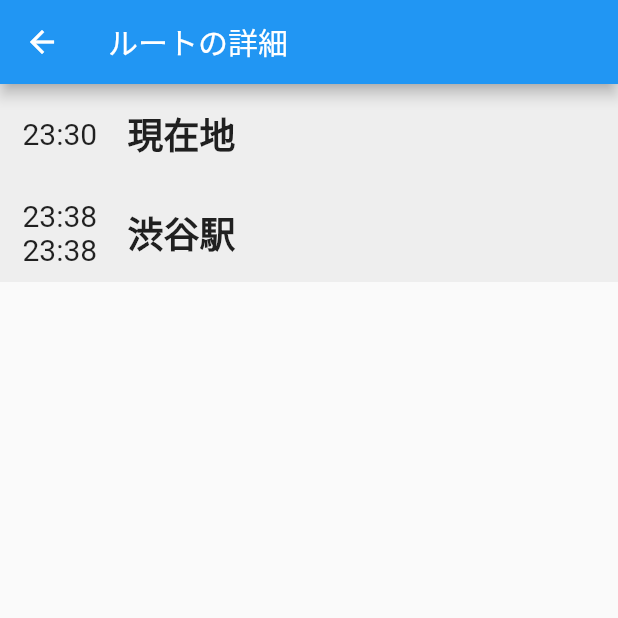
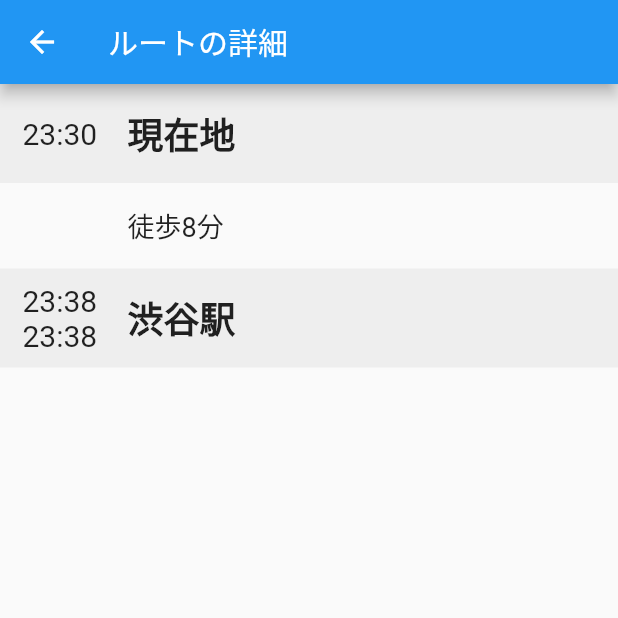
Before and after one commit to gassi4731/trigger-mobile, a Flutter app: the RouteDetail screen opened directly, on a phone screen of 412 x 824 dp, the top half of it. Run offline on Flutter 3.47's test engine with Material 2 defaults, Android fonts, the phone set to English and light mode, and no system bars; our stand-ins replace google_fonts.

Commit message:
remove: line

```diff
--- a/lib/ui/component/walk_route.dart
+++ b/lib/ui/component/walk_route.dart
@@ -1,15 +1,51 @@
 import 'package:flutter/material.dart';
+import 'package:trigger/model/recommended_route_detail.dart';
+import 'package:trigger/ui/theme/padding_size.dart';
+
+import '../theme/font_size.dart';
 
 class WalkRoute extends StatefulWidget {
-  const WalkRoute({Key? key}) : super(key: key);
+  const WalkRoute({Key? key, required this.detail}) : super(key: key);
+
+  final RecommendedRouteDetail detail;
 
   @override
   State<WalkRoute> createState() => _WalkRouteState();
 }
 
 class _WalkRouteState extends State<WalkRoute> {
+  late String title;
+
+  @override
+  void initState() {
+    super.initState();
+    title = '徒歩${widget.detail.requiredMinute}分';
+  }
+
   @override
   Widget build(BuildContext context) {
-    return Container();
+    return Container(
+      padding: const EdgeInsets.only(
+        left: PaddingSize.ps15,
+        right: PaddingSize.ps15,
+      ),
+      child: Row(
+        children: [
+          const SizedBox(width: 70),
+          Padding(
+            padding: const EdgeInsets.only(
+              top: PaddingSize.ps15,
+              bottom: PaddingSize.ps15,
+            ),
+            child: Text(
+              title,
+              style: const TextStyle(
+                fontSize: FontSize.pt18,
+              ),
+            ),
+          )
+        ],
+      ),
+    );
   }
 }
```
